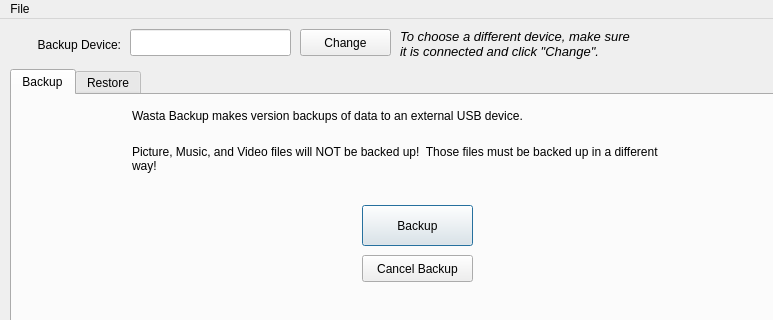
Old version of the form mainwindow.ui in the repository wasta-linux/wasta-backup; both pictures show x 0 to 773 and y 0 to 320 of the 900 by 565 pixel window.
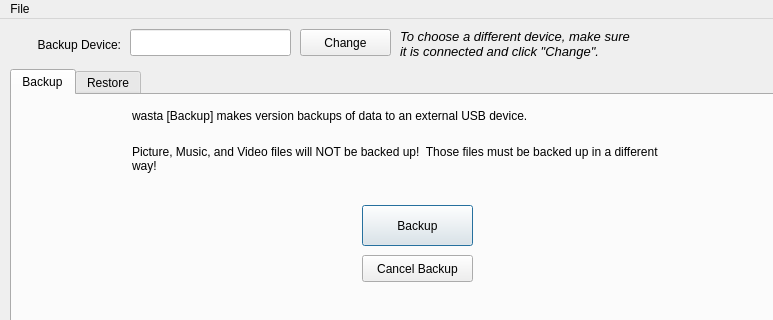
New version of the form. The open tabs and pages were chosen to show the change.

Commit message: Handle "space" in drive name for config backup. Adjust GUI name to wasta [Backup]

What changed in the file:
```diff
--- a/mainwindow.ui
+++ b/mainwindow.ui
@@ -135,7 +135,7 @@
        </rect>
       </property>
       <property name="text">
-       <string>Wasta Backup makes version backups of data to an external USB device.</string>
+       <string>wasta [Backup] makes version backups of data to an external USB device.</string>
       </property>
      </widget>
      <widget class="QLabel" name="backupIncludeLabel">
```
Left out of the diff: 2 changed lines with no effect on the pictures. The commit also changes 2 other files.
